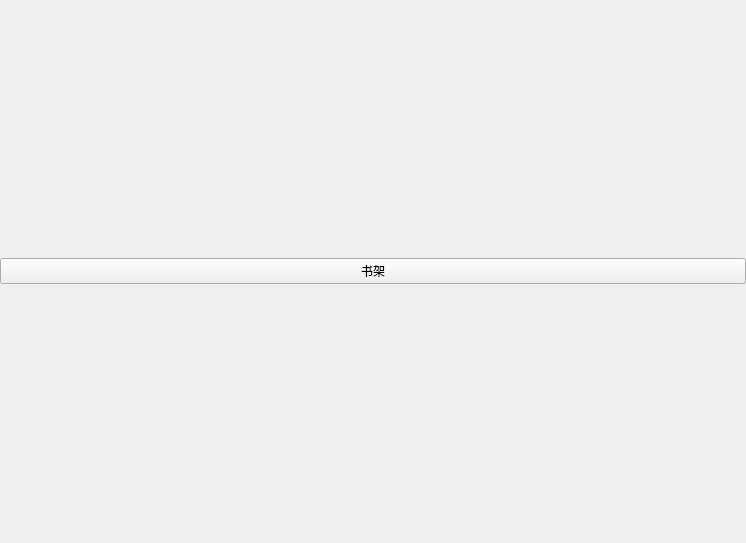
ddmoyu/ddmy, file src/views/novel/pages/bookshelf/bookshelf.ui: the form before one commit.
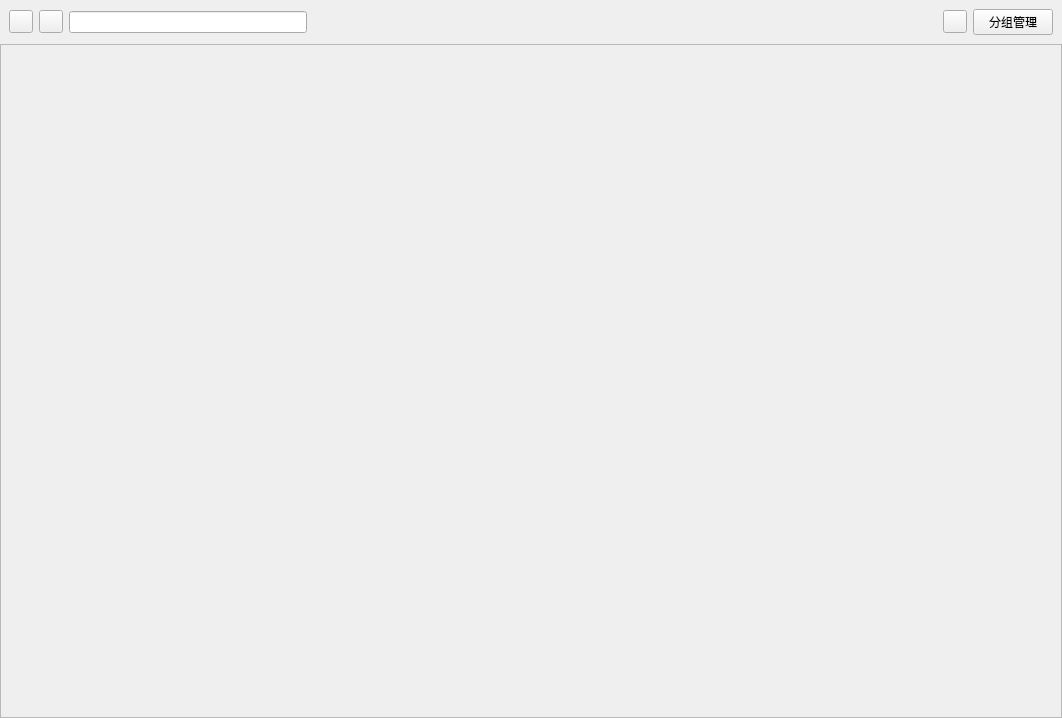
The form after the commit. Custom widgets are drawn as their Qt base class.

Commit message: 优化书架页面布局和功能

```diff
--- a/src/views/novel/pages/bookshelf/bookshelf.ui
+++ b/src/views/novel/pages/bookshelf/bookshelf.ui
@@ -6,8 +6,8 @@
    <rect>
     <x>0</x>
     <y>0</y>
-    <width>746</width>
-    <height>543</height>
+    <width>1062</width>
+    <height>718</height>
    </rect>
   </property>
   <property name="windowTitle">
@@ -30,18 +30,137 @@
     <number>0</number>
    </property>
    <item row="0" column="0">
-    <layout class="QVBoxLayout" name="bookshelf_layout">
-     <item>
-      <widget class="QPushButton" name="pushButton">
-       <property name="text">
-        <string>书架</string>
+    <widget class="QWidget" name="wgt_top_tools" native="true">
+     <layout class="QGridLayout" name="gridLayout_3">
+      <item row="0" column="3">
+       <spacer name="horizontalSpacer">
+        <property name="orientation">
+         <enum>Qt::Orientation::Horizontal</enum>
+        </property>
+        <property name="sizeHint" stdset="0">
+         <size>
+          <width>630</width>
+          <height>20</height>
+         </size>
+        </property>
+       </spacer>
+      </item>
+      <item row="0" column="0">
+       <widget class="TransparentToolButton" name="btn_views">
+        <property name="text">
+         <string/>
+        </property>
+       </widget>
+      </item>
+      <item row="0" column="1">
+       <widget class="TransparentToolButton" name="btn_filters">
+        <property name="text">
+         <string/>
+        </property>
+       </widget>
+      </item>
+      <item row="0" column="5">
+       <widget class="PushButton" name="btn_group_manager">
+        <property name="text">
+         <string>分组管理</string>
+        </property>
+       </widget>
+      </item>
+      <item row="0" column="4">
+       <widget class="TransparentToolButton" name="btn_add">
+        <property name="text">
+         <string/>
+        </property>
+       </widget>
+      </item>
+      <item row="0" column="2">
+       <widget class="SearchLineEdit" name="le_search">
+        <property name="maximumSize">
+         <size>
+          <width>300</width>
+          <height>16777215</height>
+         </size>
+        </property>
+       </widget>
+      </item>
+     </layout>
+    </widget>
+   </item>
+   <item row="1" column="0">
+    <widget class="SmoothScrollArea" name="scrollarea">
+     <property name="widgetResizable">
+      <bool>true</bool>
+     </property>
+     <widget class="QWidget" name="book_scrollarea">
+      <property name="geometry">
+       <rect>
+        <x>0</x>
+        <y>0</y>
+        <width>1060</width>
+        <height>675</height>
+       </rect>
+      </property>
+      <layout class="QGridLayout" name="gridLayout_2">
+       <property name="leftMargin">
+        <number>0</number>
        </property>
-      </widget>
-     </item>
-    </layout>
+       <property name="topMargin">
+        <number>0</number>
+       </property>
+       <property name="rightMargin">
+        <number>0</number>
+       </property>
+       <property name="bottomMargin">
+        <number>0</number>
+       </property>
+       <property name="spacing">
+        <number>0</number>
+       </property>
+       <item row="0" column="0">
+        <layout class="QVBoxLayout" name="verticalLayout"/>
+       </item>
+       <item row="1" column="0">
+        <spacer name="verticalSpacer">
+         <property name="orientation">
+          <enum>Qt::Orientation::Vertical</enum>
+         </property>
+         <property name="sizeHint" stdset="0">
+          <size>
+           <width>20</width>
+           <height>40</height>
+          </size>
+         </property>
+        </spacer>
+       </item>
+      </layout>
+     </widget>
+    </widget>
    </item>
   </layout>
  </widget>
+ <customwidgets>
+  <customwidget>
+   <class>PushButton</class>
+   <extends>QPushButton</extends>
+   <header>qfluentwidgets</header>
+  </customwidget>
+  <customwidget>
+   <class>SearchLineEdit</class>
+   <extends>QLineEdit</extends>
+   <header>qfluentwidgets</header>
+  </customwidget>
+  <customwidget>
+   <class>TransparentToolButton</class>
+   <extends>QToolButton</extends>
+   <header>qfluentwidgets</header>
+  </customwidget>
+  <customwidget>
+   <class>SmoothScrollArea</class>
+   <extends>QScrollArea</extends>
+   <header>qfluentwidgets</header>
+   <container>1</container>
+  </customwidget>
+ </customwidgets>
  <resources/>
  <connections/>
 </ui>
```
The commit also changes 10 other files.
